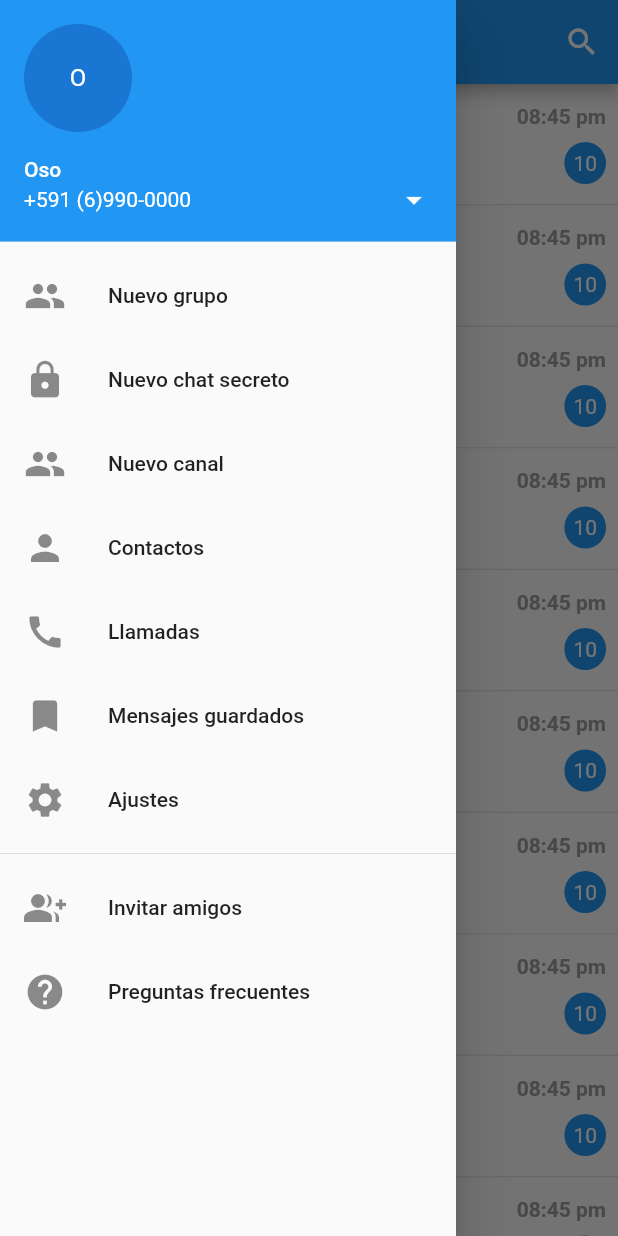
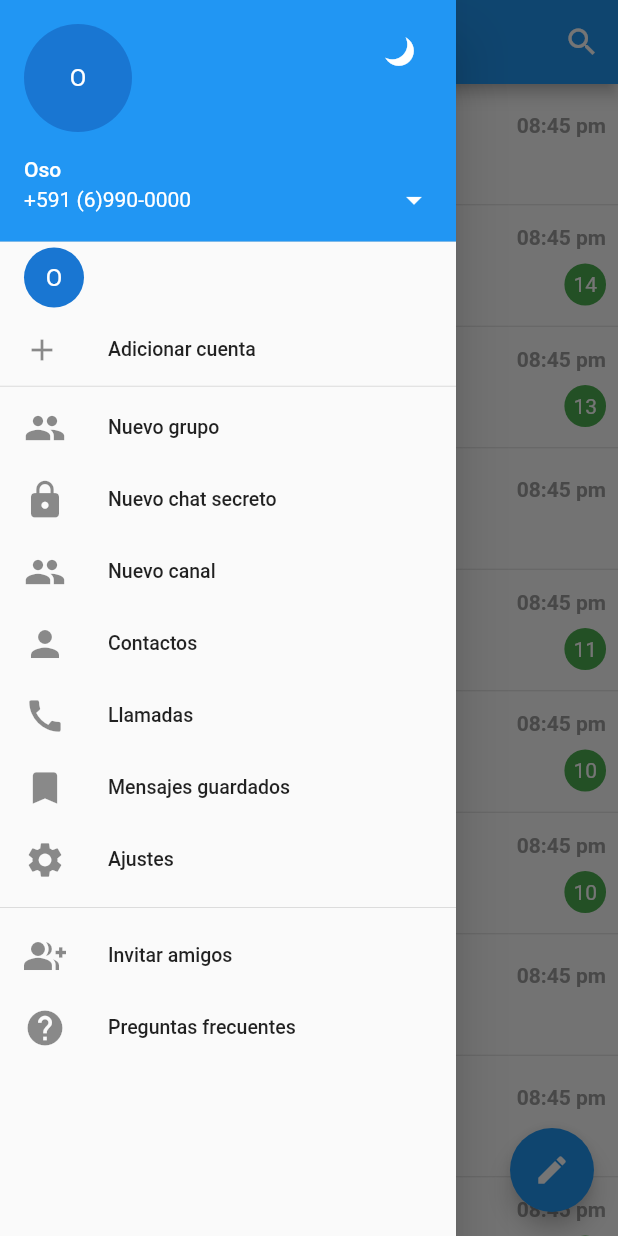
Before and after one commit to eldetulado/Telgram, a Flutter app: the screen it shows after launch, with the side drawer open, on a phone screen of 412 x 824 dp. Run offline on Flutter 3.47's test engine with Material 2 defaults, Android fonts, the phone set to English and light mode, and no system bars; our stand-ins replace device_preview.

Commit message:
modify Drawer UI, add FAB, fix counter msg group

```diff
--- a/lib/main.dart
+++ b/lib/main.dart
@@ -19,6 +19,8 @@ class MyApp extends StatelessWidget {
     return MaterialApp(
       title: 'hola mundo',
       debugShowCheckedModeBanner: false,
+      // theme: ThemeData(primaryColor: Color.fromRGBO(86, 130, 163, 1)),
+      // theme: ThemeData.dark(),
       initialRoute: HomePage.name,
       routes: {
         HomePage.name: (_) => HomePage(),
--- a/lib/models/group_model.dart
+++ b/lib/models/group_model.dart
@@ -19,35 +19,35 @@ class GroupModel {
       title: 'WeDevs - Web',
       subTitle: 'No se olviden de su tarea',
       hour: '08:45 pm',
-      nroMessages: 10,
+      nroMessages: 0,
     ),
     GroupModel(
       pathImage: 'assets/icon_profile/2.png',
       title: 'WeDevs - Flutter',
       subTitle: 'No se olviden de su tarea',
       hour: '08:45 pm',
-      nroMessages: 10,
+      nroMessages: 14,
     ),
     GroupModel(
       pathImage: 'assets/icon_profile/3.png',
       title: 'WeDevs - MEAN Stack',
       subTitle: 'No se olviden de su tarea',
       hour: '08:45 pm',
-      nroMessages: 10,
+      nroMessages: 13,
     ),
     GroupModel(
       pathImage: 'assets/icon_profile/4.png',
       title: 'WeDevs - BackEnd',
       subTitle: 'No se olviden de su tarea',
       hour: '08:45 pm',
-      nroMessages: 10,
+      nroMessages: 0,
     ),
     GroupModel(
       pathImage: 'assets/icon_profile/5.png',
       title: 'WeDevs - Web',
       subTitle: 'No se olviden de su tarea',
       hour: '08:45 pm',
-      nroMessages: 10,
+      nroMessages: 11,
     ),
     GroupModel(
       pathImage: 'assets/icon_profile/6.png',
@@ -68,14 +68,14 @@ class GroupModel {
       title: 'WeDevs - BackEnd',
       subTitle: 'No se olviden de su tarea',
       hour: '08:45 pm',
-      nroMessages: 10,
+      nroMessages: 0,
     ),
     GroupModel(
       pathImage: 'assets/icon_profile/9.png',
       title: 'WeDevs - MEAN Stack',
       subTitle: 'No se olviden de su tarea',
       hour: '08:45 pm',
-      nroMessages: 10,
+      nroMessages: 0,
     ),
     GroupModel(
       pathImage: 'assets/icon_profile/10.png',
--- a/lib/pages/home_page.dart
+++ b/lib/pages/home_page.dart
@@ -14,6 +14,7 @@ class HomePage extends StatelessWidget {
       appBar: _buildAppBar(),
       drawer: MyDrawer(),
       body: _buildList(),
+      floatingActionButton: _buildFAB(),
     );
   }
 
@@ -40,4 +41,13 @@ class HomePage extends StatelessWidget {
     );
   }
 
+  Widget _buildFAB() {
+    return FloatingActionButton(
+      child: Icon(Icons.create),
+      onPressed: (){
+        // TODO: Search groups
+      },
+    );
   }
+
+  }
--- a/lib/widget/drawer.dart
+++ b/lib/widget/drawer.dart
@@ -1,12 +1,12 @@
 import 'package:flutter/material.dart';
+import 'dart:math' as Math;
 
 class MyDrawer extends StatefulWidget {
   @override
   _MyDrawerState createState() => _MyDrawerState();
 }
 
-class _MyDrawerState extends State<MyDrawer>
-    with SingleTickerProviderStateMixin {
+class _MyDrawerState extends State<MyDrawer>{
   bool sw = true;
 
   @override
@@ -17,6 +17,20 @@ class _MyDrawerState extends State<MyDrawer>
         children: <Widget>[
           UserAccountsDrawerHeader(
             currentAccountPicture: CircleAvatar(child: Text('O')),
+            otherAccountsPictures: <Widget>[
+              Transform.rotate(
+                angle: Math.pi * 2.25,
+                child: Container(
+                  child: IconButton(
+                    icon: Icon(Icons.brightness_3, color: Colors.white),
+                    onPressed: () {
+                      // TODO: change theme and circular reveal animation
+                    },
+                  ),
+                ),
+              ),
+            ],
+            margin: EdgeInsets.zero,
             accountName: Text('Oso'),
             accountEmail: Text('+591 (6)990-0000'),
             onDetailsPressed: () {
@@ -26,16 +40,15 @@ class _MyDrawerState extends State<MyDrawer>
               });
             },
           ),
-          AnimatedSize(
-            vsync: this,
+          AnimatedContainer(
             duration: Duration(milliseconds: 500),
-            child: sw
-                ? Container()
-                : Container(
+            height: sw ? 100 : 0,
+            child: SingleChildScrollView(
               child: Column(
                 crossAxisAlignment: CrossAxisAlignment.start,
                 children: <Widget>[
-                        ListTile(dense: true, leading: CircleAvatar(child: Text('O'))),
+                  ListTile(
+                      dense: true, leading: CircleAvatar(child: Text('O'))),
                   ListTile(
                     dense: true,
                     leading: Icon(Icons.add),
@@ -47,39 +60,48 @@ class _MyDrawerState extends State<MyDrawer>
             ),
           ),
           ListTile(
+            dense: true,
             leading: Icon(Icons.people, size: 28),
             title: Text('Nuevo grupo'),
           ),
           ListTile(
+            dense: true,
             leading: Icon(Icons.lock, size: 28),
             title: Text('Nuevo chat secreto'),
           ),
           ListTile(
+            dense: true,
             leading: Icon(Icons.people, size: 28),
             title: Text('Nuevo canal'),
           ),
           ListTile(
+            dense: true,
             leading: Icon(Icons.person, size: 28),
             title: Text('Contactos'),
           ),
           ListTile(
+            dense: true,
             leading: Icon(Icons.call, size: 28),
             title: Text('Llamadas'),
           ),
           ListTile(
+            dense: true,
             leading: Icon(Icons.bookmark, size: 28),
             title: Text('Mensajes guardados'),
           ),
           ListTile(
+            dense: true,
             leading: Icon(Icons.settings, size: 28),
             title: Text('Ajustes'),
           ),
           Divider(),
           ListTile(
+            dense: true,
             leading: Icon(Icons.group_add, size: 28),
             title: Text('Invitar amigos'),
           ),
           ListTile(
+            dense: true,
             leading: Icon(Icons.help, size: 28),
             title: Text('Preguntas frecuentes'),
           ),
--- a/lib/widget/item_list.dart
+++ b/lib/widget/item_list.dart
@@ -1,7 +1,6 @@
 import 'package:flutter/material.dart';
 
 class ItemList extends StatelessWidget {
-
   ItemList({
     this.pathImage,
     this.title,
@@ -26,7 +25,7 @@ class ItemList extends StatelessWidget {
           child: Row(
             children: [
               _avatar(),
-              _titleDetailGroup(),
+              _titleDetailGroup(context),
             ],
           ),
         ),
@@ -35,13 +34,13 @@ class ItemList extends StatelessWidget {
     );
   }
 
-  Widget _titleDetailGroup() {
+  Widget _titleDetailGroup(BuildContext context) {
     return Expanded(
       child: Row(
         mainAxisAlignment: MainAxisAlignment.spaceBetween,
         children: <Widget>[
           Flexible(flex: 3, child: _titleSubtitle()),
-          Flexible(child: _dateNroMessages()),
+          Flexible(child: _dateNroMessages(context)),
         ],
       ),
     );
@@ -81,7 +80,7 @@ class ItemList extends StatelessWidget {
     );
   }
 
-  Widget _dateNroMessages() {
+  Widget _dateNroMessages(BuildContext context) {
     return Container(
       padding: EdgeInsets.only(right: 8),
       child: Column(
@@ -97,10 +96,11 @@ class ItemList extends StatelessWidget {
               color: Colors.grey,
             ),
           ),
-          Container(
+          nroMessages > 0
+              ? Container(
                   decoration: BoxDecoration(
                     borderRadius: BorderRadius.circular(25),
-              color: Colors.blue,
+                    color: Colors.green,
                   ),
                   padding: EdgeInsets.all(6),
                   child: Text(
@@ -110,7 +110,8 @@ class ItemList extends StatelessWidget {
                     overflow: TextOverflow.ellipsis,
                     style: TextStyle(color: Colors.white, fontSize: 14),
                   ),
-          ),
+                )
+              : SizedBox(height: 10),
         ],
       ),
     );
```
Lines whose indentation alone changed are shown as unchanged.
